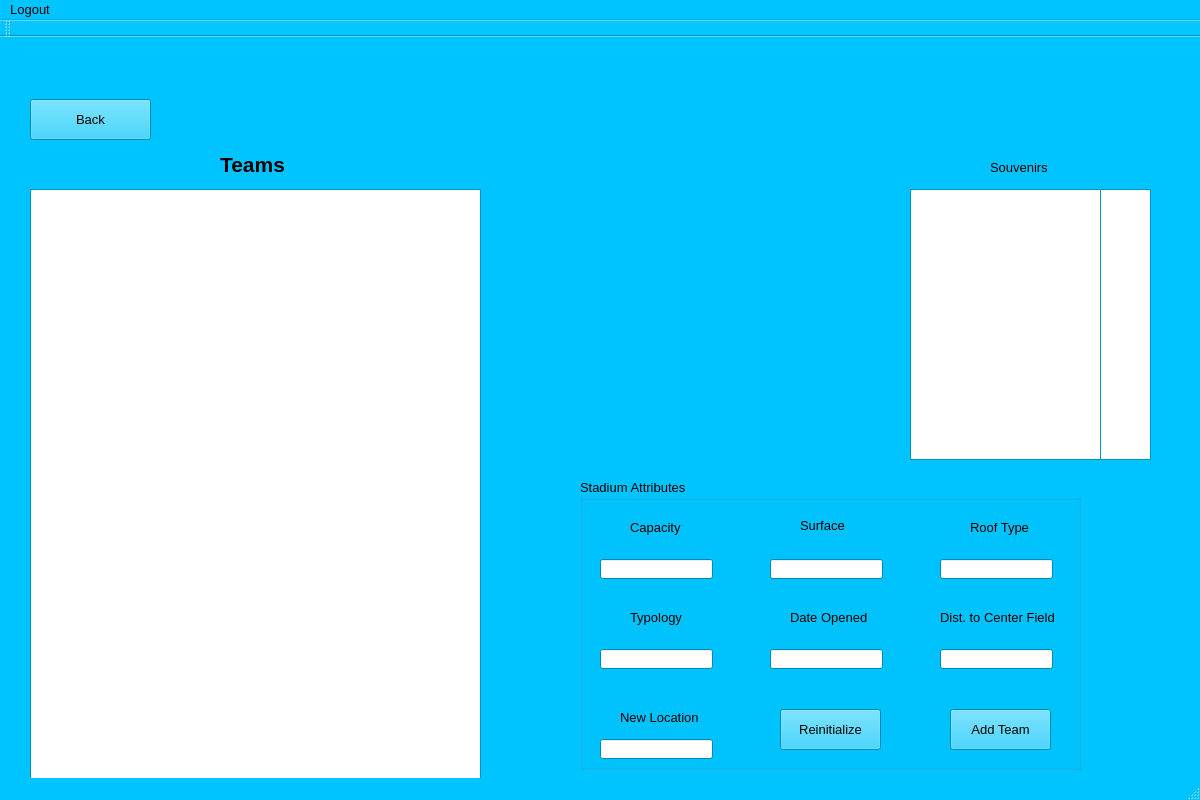
First picture: the form in ALAYO/mainwindow.ui, repository akarapetian/ALAYO---Project-2, before the edit.
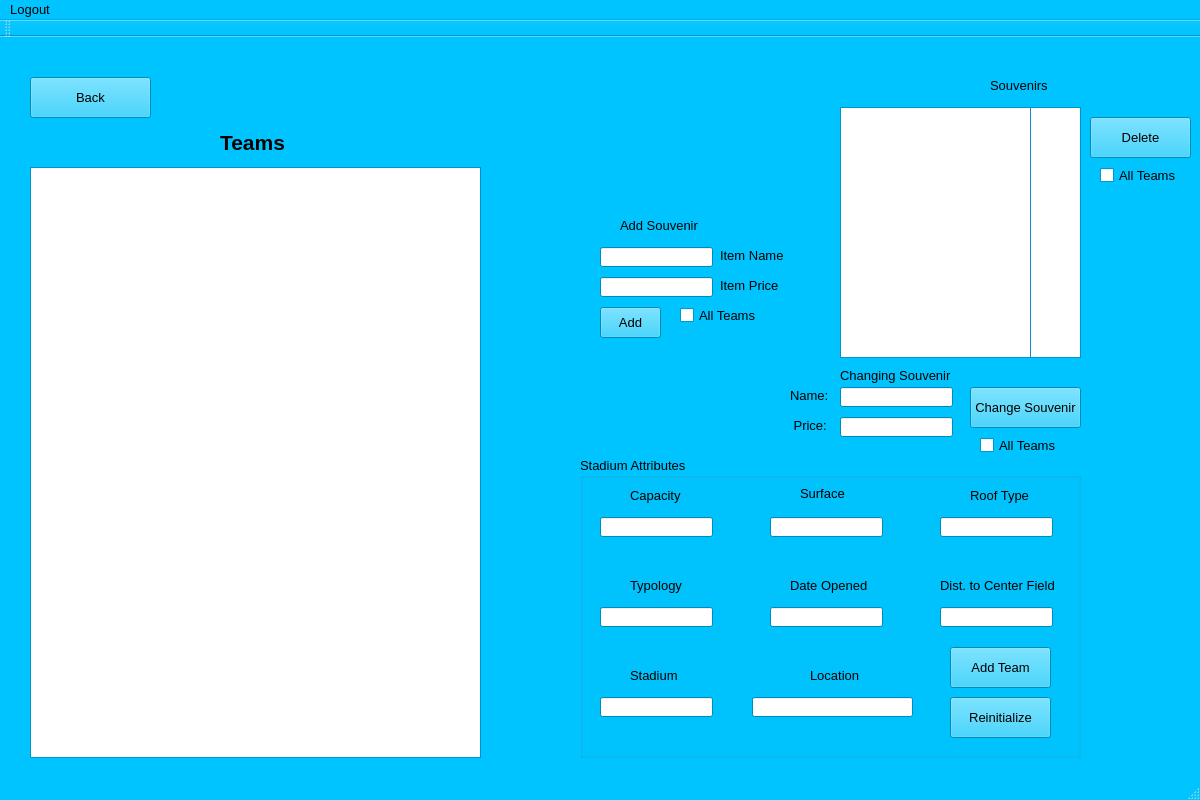
Second picture: the form after the edit. The open tabs and pages were chosen to show the change.

The edit to the form file:
```diff
--- a/ALAYO/mainwindow.ui
+++ b/ALAYO/mainwindow.ui
@@ -931,7 +931,7 @@
     <property name="geometry">
      <rect>
       <x>0</x>
-      <y>32</y>
+      <y>40</y>
       <width>1201</width>
       <height>761</height>
      </rect>
@@ -1520,7 +1520,7 @@
       <property name="geometry">
        <rect>
         <x>-10</x>
-        <y>0</y>
+        <y>-30</y>
         <width>1201</width>
         <height>771</height>
        </rect>
@@ -1628,10 +1628,10 @@
        <widget class="QListWidget" name="souvenirListWidget">
         <property name="geometry">
          <rect>
-          <x>920</x>
-          <y>120</y>
+          <x>850</x>
+          <y>60</y>
           <width>191</width>
-          <height>271</height>
+          <height>251</height>
          </rect>
         </property>
        </widget>
@@ -1659,7 +1659,7 @@
         <property name="geometry">
          <rect>
           <x>1000</x>
-          <y>90</y>
+          <y>30</y>
           <width>61</width>
           <height>16</height>
          </rect>
@@ -1687,7 +1687,7 @@
           <x>590</x>
           <y>410</y>
           <width>501</width>
-          <height>291</height>
+          <height>301</height>
          </rect>
         </property>
         <property name="title">
@@ -1697,7 +1697,7 @@
          <property name="geometry">
           <rect>
            <x>50</x>
-           <y>40</y>
+           <y>30</y>
            <width>51</width>
            <height>16</height>
           </rect>
@@ -1710,7 +1710,7 @@
          <property name="geometry">
           <rect>
            <x>50</x>
-           <y>130</y>
+           <y>120</y>
            <width>61</width>
            <height>16</height>
           </rect>
@@ -1723,7 +1723,7 @@
          <property name="geometry">
           <rect>
            <x>360</x>
-           <y>170</y>
+           <y>150</y>
            <width>113</width>
            <height>20</height>
           </rect>
@@ -1733,7 +1733,7 @@
          <property name="geometry">
           <rect>
            <x>390</x>
-           <y>40</y>
+           <y>30</y>
            <width>61</width>
            <height>16</height>
           </rect>
@@ -1746,7 +1746,7 @@
          <property name="geometry">
           <rect>
            <x>220</x>
-           <y>40</y>
+           <y>30</y>
            <width>47</width>
            <height>13</height>
           </rect>
@@ -1759,7 +1759,7 @@
          <property name="geometry">
           <rect>
            <x>20</x>
-           <y>80</y>
+           <y>60</y>
            <width>113</width>
            <height>20</height>
           </rect>
@@ -1769,7 +1769,7 @@
          <property name="geometry">
           <rect>
            <x>360</x>
-           <y>80</y>
+           <y>60</y>
            <width>113</width>
            <height>20</height>
           </rect>
@@ -1779,7 +1779,7 @@
          <property name="geometry">
           <rect>
            <x>190</x>
-           <y>80</y>
+           <y>60</y>
            <width>113</width>
            <height>20</height>
           </rect>
@@ -1789,7 +1789,7 @@
          <property name="geometry">
           <rect>
            <x>190</x>
-           <y>170</y>
+           <y>150</y>
            <width>113</width>
            <height>20</height>
           </rect>
@@ -1799,7 +1799,7 @@
          <property name="geometry">
           <rect>
            <x>210</x>
-           <y>130</y>
+           <y>120</y>
            <width>81</width>
            <height>16</height>
           </rect>
@@ -1812,7 +1812,7 @@
          <property name="geometry">
           <rect>
            <x>20</x>
-           <y>170</y>
+           <y>150</y>
            <width>113</width>
            <height>20</height>
           </rect>
@@ -1822,7 +1822,7 @@
          <property name="geometry">
           <rect>
            <x>360</x>
-           <y>130</y>
+           <y>120</y>
            <width>131</width>
            <height>16</height>
           </rect>
@@ -1835,30 +1835,30 @@
          <property name="geometry">
           <rect>
            <x>20</x>
-           <y>260</y>
+           <y>240</y>
            <width>113</width>
            <height>20</height>
           </rect>
          </property>
         </widget>
-        <widget class="QLabel" name="newLocationLabel">
+        <widget class="QLabel" name="newStadiumLabel">
          <property name="geometry">
           <rect>
-           <x>40</x>
-           <y>230</y>
+           <x>50</x>
+           <y>210</y>
            <width>81</width>
            <height>16</height>
           </rect>
          </property>
          <property name="text">
-          <string>New Location</string>
+          <string>Stadium</string>
          </property>
         </widget>
         <widget class="QPushButton" name="AddTeamButton">
          <property name="geometry">
           <rect>
            <x>370</x>
-           <y>230</y>
+           <y>190</y>
            <width>101</width>
            <height>41</height>
           </rect>
@@ -1870,8 +1870,8 @@
         <widget class="QPushButton" name="ReinitializeButton">
          <property name="geometry">
           <rect>
-           <x>200</x>
-           <y>230</y>
+           <x>370</x>
+           <y>240</y>
            <width>101</width>
            <height>41</height>
           </rect>
@@ -1880,17 +1880,249 @@
           <string>Reinitialize</string>
          </property>
         </widget>
+        <widget class="QLineEdit" name="locationLineEdit">
+         <property name="geometry">
+          <rect>
+           <x>172</x>
+           <y>240</y>
+           <width>161</width>
+           <height>20</height>
+          </rect>
+         </property>
+        </widget>
+        <widget class="QLabel" name="newLocationLabel">
+         <property name="geometry">
+          <rect>
+           <x>230</x>
+           <y>210</y>
+           <width>81</width>
+           <height>16</height>
+          </rect>
+         </property>
+         <property name="text">
+          <string>Location</string>
+         </property>
+        </widget>
        </widget>
        <widget class="QListWidget" name="souvenirPriceListWidget">
         <property name="geometry">
          <rect>
-          <x>1110</x>
-          <y>120</y>
+          <x>1040</x>
+          <y>60</y>
           <width>51</width>
-          <height>271</height>
+          <height>251</height>
          </rect>
         </property>
        </widget>
+       <widget class="QLineEdit" name="changeSouvenirPriceLineEdit">
+        <property name="geometry">
+         <rect>
+          <x>850</x>
+          <y>370</y>
+          <width>113</width>
+          <height>20</height>
+         </rect>
+        </property>
+       </widget>
+       <widget class="QLabel" name="changeSouvenirLabel">
+        <property name="geometry">
+         <rect>
+          <x>850</x>
+          <y>320</y>
+          <width>111</width>
+          <height>16</height>
+         </rect>
+        </property>
+        <property name="text">
+         <string>Changing Souvenir:</string>
+        </property>
+       </widget>
+       <widget class="QLabel" name="changeSouvenirLabel_2">
+        <property name="geometry">
+         <rect>
+          <x>630</x>
+          <y>170</y>
+          <width>111</width>
+          <height>16</height>
+         </rect>
+        </property>
+        <property name="text">
+         <string>Add Souvenir</string>
+        </property>
+       </widget>
+       <widget class="QLineEdit" name="souvenirAddItemNameTextEdit">
+        <property name="geometry">
+         <rect>
+          <x>610</x>
+          <y>200</y>
+          <width>113</width>
+          <height>20</height>
+         </rect>
+        </property>
+       </widget>
+       <widget class="QLineEdit" name="souvenirAddItemPriceTextEdit">
+        <property name="geometry">
+         <rect>
+          <x>610</x>
+          <y>230</y>
+          <width>113</width>
+          <height>20</height>
+         </rect>
+        </property>
+       </widget>
+       <widget class="QCheckBox" name="souvenirAddAllTeamsCheckbox">
+        <property name="geometry">
+         <rect>
+          <x>690</x>
+          <y>260</y>
+          <width>81</width>
+          <height>17</height>
+         </rect>
+        </property>
+        <property name="text">
+         <string>All Teams</string>
+        </property>
+       </widget>
+       <widget class="QPushButton" name="addSouvenirPushButton">
+        <property name="geometry">
+         <rect>
+          <x>610</x>
+          <y>260</y>
+          <width>61</width>
+          <height>31</height>
+         </rect>
+        </property>
+        <property name="text">
+         <string>Add</string>
+        </property>
+       </widget>
+       <widget class="QLabel" name="souvenirAddItemNameLabel">
+        <property name="geometry">
+         <rect>
+          <x>730</x>
+          <y>200</y>
+          <width>111</width>
+          <height>16</height>
+         </rect>
+        </property>
+        <property name="text">
+         <string>Item Name</string>
+        </property>
+       </widget>
+       <widget class="QLabel" name="souvenirAddItemPriceLabel">
+        <property name="geometry">
+         <rect>
+          <x>730</x>
+          <y>230</y>
+          <width>111</width>
+          <height>16</height>
+         </rect>
+        </property>
+        <property name="text">
+         <string>Item Price</string>
+        </property>
+       </widget>
+       <widget class="QPushButton" name="deleteSouvenirPushButton">
+        <property name="geometry">
+         <rect>
+          <x>1100</x>
+          <y>70</y>
+          <width>101</width>
+          <height>41</height>
+         </rect>
+        </property>
+        <property name="text">
+         <string>Delete</string>
+        </property>
+       </widget>
+       <widget class="QLineEdit" name="changeSouvenirNameLineEdit">
+        <property name="geometry">
+         <rect>
+          <x>850</x>
+          <y>340</y>
+          <width>113</width>
+          <height>20</height>
+         </rect>
+        </property>
+       </widget>
+       <widget class="QLabel" name="souvenirChangingName">
+        <property name="geometry">
+         <rect>
+          <x>970</x>
+          <y>320</y>
+          <width>181</width>
+          <height>16</height>
+         </rect>
+        </property>
+        <property name="text">
+         <string/>
+        </property>
+       </widget>
+       <widget class="QPushButton" name="changeSouvenirPushButton">
+        <property name="geometry">
+         <rect>
+          <x>980</x>
+          <y>340</y>
+          <width>111</width>
+          <height>41</height>
+         </rect>
+        </property>
+        <property name="text">
+         <string>Change Souvenir</string>
+        </property>
+       </widget>
+       <widget class="QLabel" name="changeSouvenirLabel_3">
+        <property name="geometry">
+         <rect>
+          <x>800</x>
+          <y>340</y>
+          <width>41</width>
+          <height>16</height>
+         </rect>
+        </property>
+        <property name="text">
+         <string>Name:</string>
+        </property>
+       </widget>
+       <widget class="QLabel" name="changeSouvenirLabel_4">
+        <property name="geometry">
+         <rect>
+          <x>800</x>
+          <y>370</y>
+          <width>41</width>
+          <height>16</height>
+         </rect>
+        </property>
+        <property name="text">
+         <string> Price:</string>
+        </property>
+       </widget>
+       <widget class="QCheckBox" name="souvenirChangeAllTeamsCheckbox">
+        <property name="geometry">
+         <rect>
+          <x>990</x>
+          <y>390</y>
+          <width>81</width>
+          <height>17</height>
+         </rect>
+        </property>
+        <property name="text">
+         <string>All Teams</string>
+        </property>
+       </widget>
+       <widget class="QCheckBox" name="souvenirDeleteAllTeamsCheckbox">
+        <property name="geometry">
+         <rect>
+          <x>1110</x>
+          <y>120</y>
+          <width>81</width>
+          <height>17</height>
+         </rect>
+        </property>
+        <property name="text">
+         <string>All Teams</string>
+        </property>
+       </widget>
       </widget>
      </widget>
     </widget>
```
Left out of the diff: 69 changed lines with no effect on the pictures.
